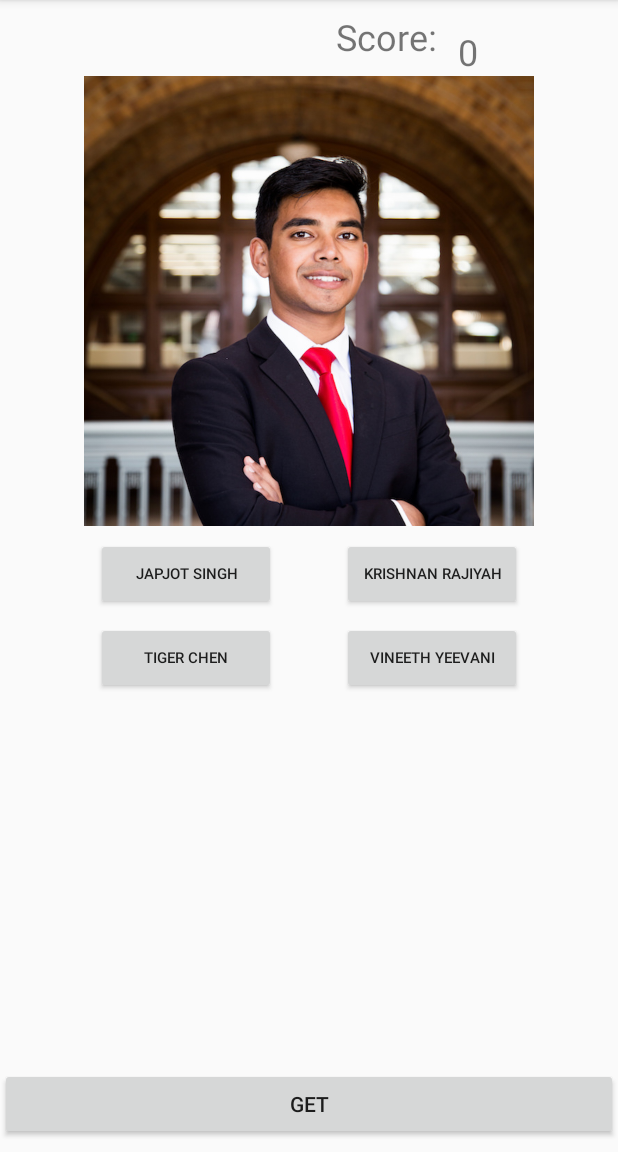
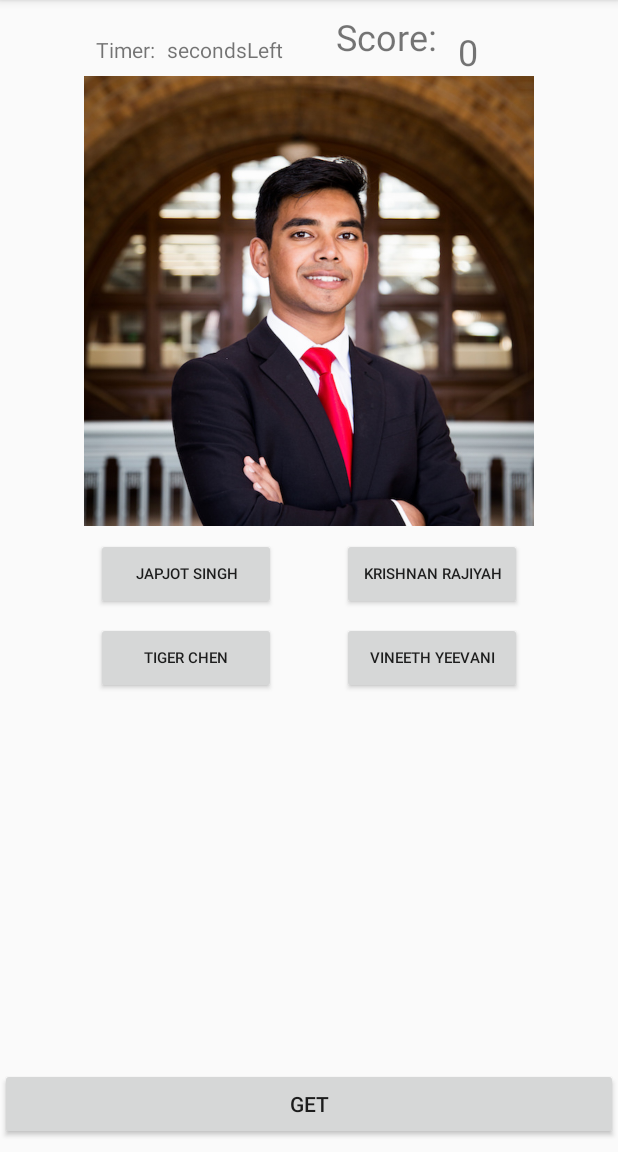
Before and after one commit to calzoom/matchTheMember, an Android app: the MainActivity screen opened directly, with no data from a screen before it, on a phone screen of 412 x 824 dp, the part 84-1236 px from its top. Run offline under Robolectric (Android 15) with nearby library versions, the phone set to English and light mode, and no system bars.

```diff
--- a/src/main/java/com/example/japjot/matchthemembers/MainActivity.java
+++ b/src/main/java/com/example/japjot/matchthemembers/MainActivity.java
@@ -1,11 +1,15 @@
 package com.example.japjot.matchthemembers;
 
+import android.content.Intent;
+import android.os.CountDownTimer;
+import android.provider.ContactsContract;
 import android.support.v7.app.AppCompatActivity;
 import android.os.Bundle;
 import android.view.View;
 import android.widget.Button;
 import android.widget.ImageView;
 import android.widget.TextView;
+import android.widget.Toast;
 
 import java.util.ArrayList;
 import java.util.HashSet;
@@ -15,14 +19,17 @@ import java.util.Timer;
 
 public class MainActivity extends AppCompatActivity implements View.OnClickListener{
 
-    Timer t;
+//    private static final long startTime = 5000;
+//
+//    private TextView mTextViewCountdown;
+//
+//    private CountDownTimer mCountDownTimer;
+
 
     int score = 0;
 
     ImageView imageView;
-
-    Button button;
-
+//    Button button;
     Button button1;
     Button button2;
     Button button3;
@@ -34,17 +41,18 @@ public class MainActivity extends AppCompatActivity implements View.OnClickListe
 
     String[] members = {"Daniel Andrews", "Nikhar Arora", "Tiger Chen", "Xin Yi Chen", "Julie Deng", "Radhika Dhomse", "Kaden Dippe", "Angela Dong", "Zach Govani", "Shubham Gupta", "Suyash Gupta", "Joey Hejna", "Cody Hsieh", "Stephen Jayakar", "Aneesh Jindal", "Mohit Katyal", "Mudabbir Khan", "Akkshay Khoslaa", "Justin Kim", "Eric Kong", "Abhinav Koppu", "Srujay Korlakunta", "Ayush Kumar", "Shiv Kushwah", "Leon Kwak", "Sahil Lamba", "Young Lin", "William Lu", "Louie McConnell", "Max Miranda", "Will Oakley", "Noah Pepper", "Samanvi Rai", "Krishnan Rajiyah", "Vidya Ravikumar", "Shreya Reddy", "Amy Shen", "Wilbur Shi", "Sumukh Shivakumar", "Fang Shuo", "Japjot Singh", "Victor Sun", "Sarah Tang", "Kanyes Thaker", "Aayush Tyagi", "Levi Walsh", "Carol Wang", "Sharie Wang", "Ethan Wong", "Natasha Wong", "Aditya Yadav", "Candice Ye", "Vineeth Yeevani", "Jeffrey Zhang"};
 
+
+
     @Override
     protected void onCreate(Bundle savedInstanceState) {
+
         super.onCreate(savedInstanceState);
         setContentView(R.layout.activity_main);
 
         imageView = (ImageView) findViewById(R.id.imageView);
 
         r = new Random();
-
-        button = (Button) findViewById(R.id.getbutton);
-
+//        button = (Button) findViewById(R.id.getbutton);
         button1 = (Button) findViewById(R.id.button1);
         button2 = (Button) findViewById(R.id.button2);
         button3 = (Button) findViewById(R.id.button3);
@@ -54,26 +62,25 @@ public class MainActivity extends AppCompatActivity implements View.OnClickListe
         button2.setOnClickListener(this);
         button3.setOnClickListener(this);
         button4.setOnClickListener(this);
+        imageView.setOnClickListener(this);
 
         setUp();
-
-        button.setOnClickListener(new View.OnClickListener() {
-            @Override
-            public void onClick(View v) {
-
-                int idxRandomPerson = r.nextInt(members.length);
-                String theMember = members[idxRandomPerson];
-
-                // new member and then display that member's pic
-//                Member test = new Member("Noah Pepper", getApplicationContext());
-
-                Member member = new Member(theMember, getApplicationContext());
-                imageView.setImageResource(member.getImage());
-
-            }
-        });
-
-
+//        button.setOnClickListener(new View.OnClickListener() {
+//            @Override
+//            public void onClick(View v) {
+//
+//                int idxRandomPerson = r.nextInt(members.length);
+//                String theMember = members[idxRandomPerson];
+//
+//                // new member and then display that member's pic
+////                Member test = new Member("Noah Pepper", getApplicationContext());
+//
+//                Member member = new Member(theMember, getApplicationContext());
+//                imageView.setImageResource(member.getImage());
+//
+//            }
+//        });
+//        mTextViewCountdown = findViewById(R.id.time);
 
     }
 
@@ -109,7 +116,32 @@ public class MainActivity extends AppCompatActivity implements View.OnClickListe
         imageView.setImageResource(correctMemberImagez.getImage());
 
         ((TextView) findViewById(R.id.textViewScoreNumber)).setText(String.valueOf(score));
+//        resetTimer();
+//
+//        startTimer();
     }
+
+//    private void startTimer(){
+//        mCountDownTimer = new CountDownTimer(startTime, 1000) {
+//            @Override
+//            public void onTick(long millisUntilFinished) {
+//                updateCounDownText(millisUntilFinished);
+//            }
+//
+//            @Override
+//            public void onFinish() {
+//
+//            }
+//        }.start();
+//    }
+//
+//    private void updateCounDownText(long m){
+//        mTextViewCountdown.setText(String.valueOf(m/1000));
+//    }
+//
+//    private void resetTimer(){
+//        updateCounDownText(startTime);
+//    }
 
 
     @Override
@@ -118,6 +150,15 @@ public class MainActivity extends AppCompatActivity implements View.OnClickListe
             if(((Button) v).getText().equals(correctMember)){
                 score++;
             }
+            else {
+                Toast.makeText(getApplicationContext(), "Oops! That was actually: " + correctMember,
+                        Toast.LENGTH_LONG).show();
+            }
+        }
+
+        else if(v.getId() == R.id.imageView){
+            Intent intent = new Intent(Intent.ACTION_PICK, ContactsContract.Contacts.CONTENT_URI);
+            startActivityForResult(intent, 1);
         }
 
         setUp();
--- a/src/main/res/layout/activity_main.xml
+++ b/src/main/res/layout/activity_main.xml
@@ -113,4 +113,24 @@
         app:layout_constraintHorizontal_bias="0.0"
         app:layout_constraintStart_toEndOf="@+id/textViewScore" />
 
+    <TextView
+        android:id="@+id/textView"
+        android:layout_width="wrap_content"
+        android:layout_height="wrap_content"
+        android:layout_marginBottom="8dp"
+        android:layout_marginStart="8dp"
+        android:text="Timer:"
+        app:layout_constraintBottom_toTopOf="@+id/imageView"
+        app:layout_constraintStart_toStartOf="@+id/imageView" />
+
+    <TextView
+        android:id="@+id/time"
+        android:layout_width="wrap_content"
+        android:layout_height="wrap_content"
+        android:layout_marginBottom="8dp"
+        android:layout_marginStart="8dp"
+        android:text="secondsLeft"
+        app:layout_constraintBottom_toTopOf="@+id/imageView"
+        app:layout_constraintStart_toEndOf="@+id/textView" />
+
 </android.support.constraint.ConstraintLayout>
```
Also changed, not shown: 139 other files.
